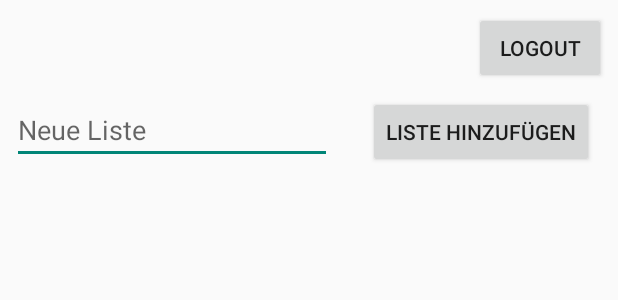
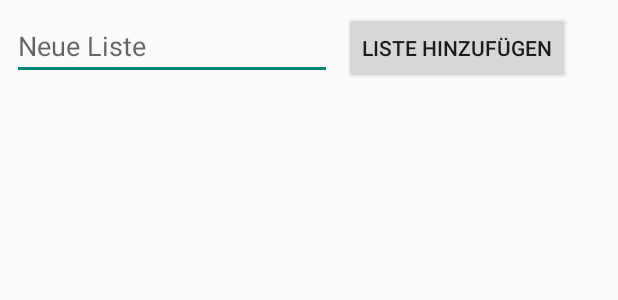
Before and after one commit to franzisgithub/Einkaufsliste-App, an Android app: the layout activity_gruppenauswahl.xml on its own in the app's theme, with its tools: preview values and no code run, on a phone screen of 412 x 824 dp. Shown: the top 300 px of the screen. Run offline under Robolectric (Android 15) with nearby library versions, the phone set to English and light mode, and no system bars.

Commit message:
Revert "logout button,"
This reverts commit 58bbf3ec693d0ec463add51e01b32c17058ae564.

```diff
--- a/app/src/main/res/layout/activity_gruppenauswahl.xml
+++ b/app/src/main/res/layout/activity_gruppenauswahl.xml
@@ -28,12 +28,12 @@
         android:id="@+id/btnNeueListe"
         android:layout_width="wrap_content"
         android:layout_height="wrap_content"
-        android:layout_marginStart="24dp"
+        android:layout_marginStart="8dp"
         android:layout_marginTop="8dp"
         android:onClick="NeueListeButton"
         android:text="Liste hinzufügen"
         app:layout_constraintStart_toEndOf="@+id/eTNeueListe"
-        app:layout_constraintTop_toBottomOf="@+id/btnLogOut" />
+        app:layout_constraintTop_toTopOf="parent" />
 
     <ListView
         android:id="@+id/groupList"
@@ -57,27 +57,6 @@
         android:hint="Neue Liste"
         android:inputType="textPersonName"
         app:layout_constraintStart_toStartOf="parent"
-        app:layout_constraintTop_toBottomOf="@+id/btnLogOut" />
-
-    <TextView
-        android:id="@+id/tvEmail"
-        android:layout_width="wrap_content"
-        android:layout_height="wrap_content"
-        android:layout_marginStart="8dp"
-        android:layout_marginTop="8dp"
-        android:textSize="25sp"
-        app:layout_constraintStart_toStartOf="parent"
-        app:layout_constraintTop_toTopOf="parent" />
-
-    <Button
-        android:id="@+id/btnLogOut"
-        android:layout_width="wrap_content"
-        android:layout_height="wrap_content"
-        android:layout_marginTop="8dp"
-        android:layout_marginEnd="8dp"
-        android:onClick="logout"
-        android:text="Logout"
-        app:layout_constraintEnd_toEndOf="parent"
         app:layout_constraintTop_toTopOf="parent" />
 
 
```
Also changed, not shown: app/src/main/java/com/example/werkws18_21/einkaufsliste/GruppenManager.java (+46 -48 lines), app/src/main/java/com/example/werkws18_21/einkaufsliste/Gruppenauswahl.java (+0 -40 lines).
